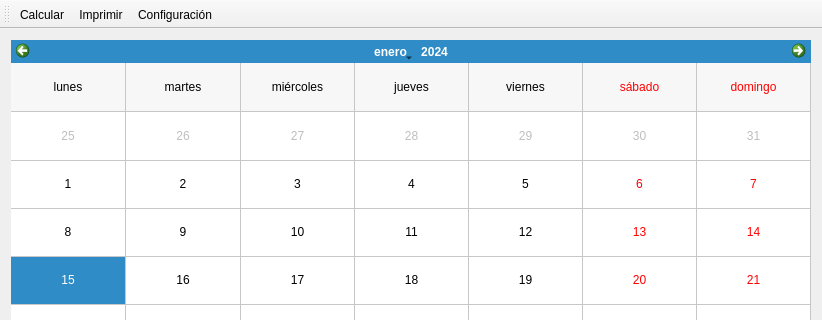
This is src/ui/mainwindow.ui in dmonzonis/paycheck as Qt 5 draws it before an edit; both pictures show x 0 to 822 and y 0 to 320 of the 822 by 632 pixel window. The edited form follows.
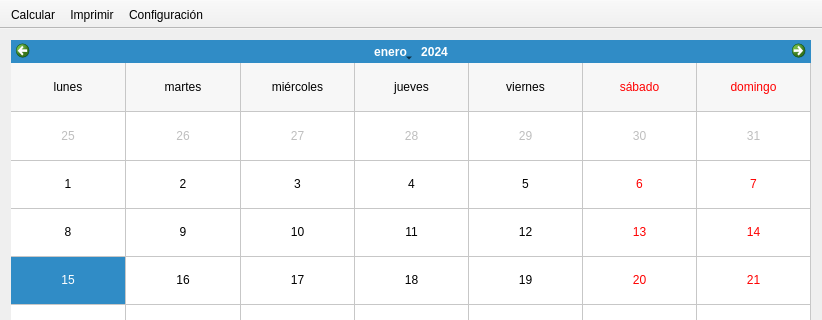
This is the edited form. Icons and pictures are not drawn.

Commit message: Add main window icon, and make toolbar non-movable

```diff
--- a/src/ui/mainwindow.ui
+++ b/src/ui/mainwindow.ui
@@ -96,6 +96,18 @@
    </layout>
   </widget>
   <widget class="QToolBar" name="mainToolBar">
+   <property name="layoutDirection">
+    <enum>Qt::LeftToRight</enum>
+   </property>
+   <property name="autoFillBackground">
+    <bool>false</bool>
+   </property>
+   <property name="movable">
+    <bool>false</bool>
+   </property>
+   <property name="orientation">
+    <enum>Qt::Horizontal</enum>
+   </property>
    <attribute name="toolBarArea">
     <enum>TopToolBarArea</enum>
    </attribute>
```
Left out of the diff: 4 changed lines with no effect on the pictures. The commit also changes 2 other files.
